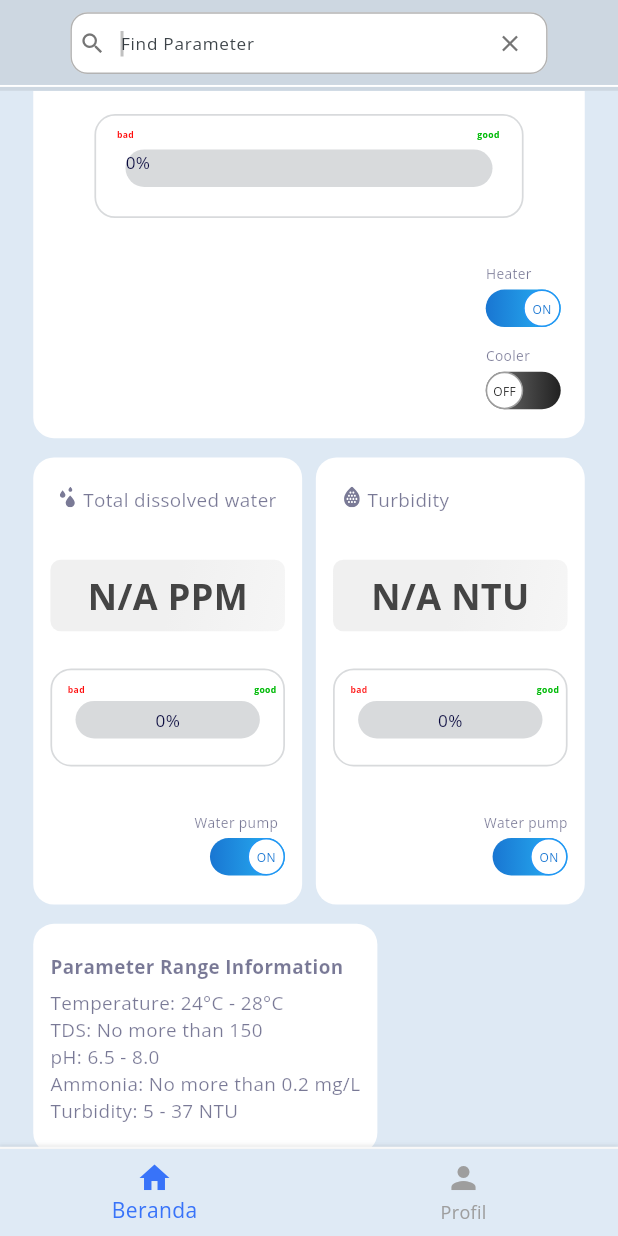
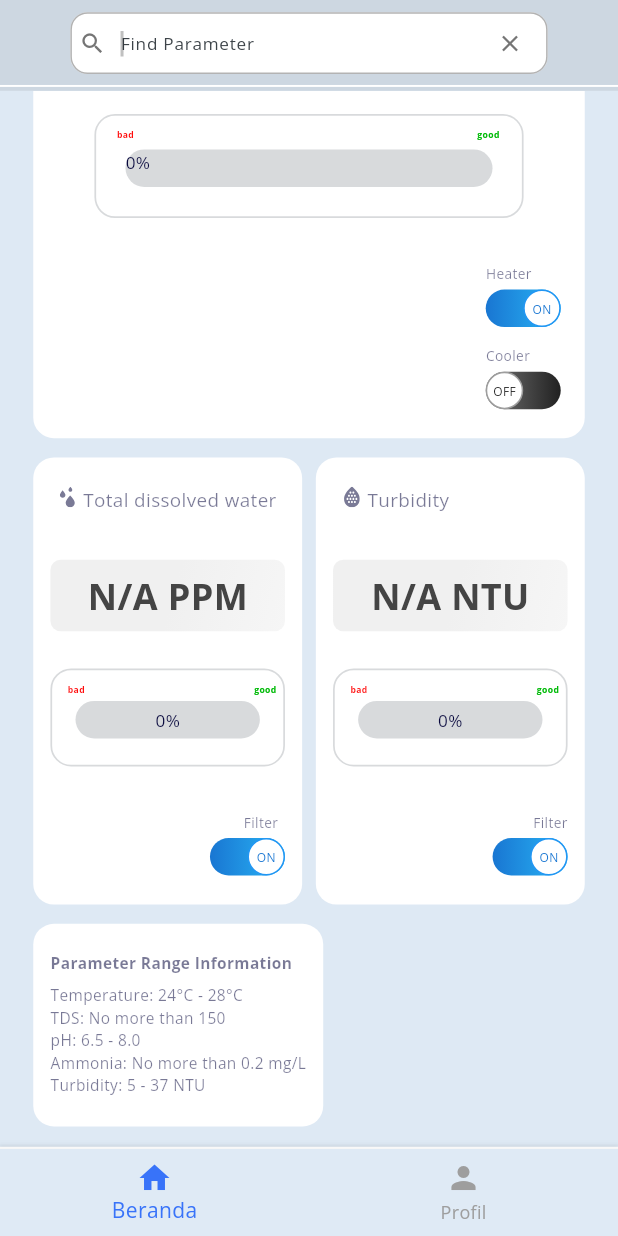
Before and after one commit to ZaeNau/TA-Capstone-Project_AquaKoi, a Flutter app: the DashboardScreen screen opened by its route, scrolled down 427 dp, on a phone screen of 412 x 824 dp. Run offline on Flutter 3.47's test engine with Material 3 defaults, Android fonts, the phone set to English and light mode, and no system bars; drawn by our look-alikes of getwidget; our stand-ins replace cached_network_image, firebase_auth, firebase_core, firebase_database, flutter_svg, fluttertoast and 4 more; accounts and stored records are empty.

Commit message:
Update dashboard_screen.dart

```diff
--- a/AquaKoi-main/lib/Presentation/dashboard_screen.dart
+++ b/AquaKoi-main/lib/Presentation/dashboard_screen.dart
@@ -873,7 +873,7 @@ Widget _buildTDS(BuildContext context) {
           child: Padding(
             padding: EdgeInsets.only(right: 4.h),
             child: Text(
-              "Water pump",
+              "Filter",
               style: CustomTextStyles.bodySmallPrimaryContainer_1,
             ),
           ),
@@ -1038,9 +1038,9 @@ Widget _buildTurbidity(BuildContext context) {
         Align(
           alignment: Alignment.centerRight,
           child: Padding(
-            padding: EdgeInsets.only(left: 4.h),
+            padding: EdgeInsets.only(),
             child: Text(
-              "Water pump",
+              "Filter",
               style: CustomTextStyles.bodySmallPrimaryContainer_1,
             ),
           ),
@@ -1067,7 +1067,7 @@ Widget _buildTurbidity(BuildContext context) {
   );
 }
 
-  Widget _buildBottomBar(BuildContext context) {
+ Widget _buildBottomBar(BuildContext context) {
     return Container(
       decoration: BoxDecoration(
         boxShadow: [
@@ -1120,6 +1120,7 @@ Widget _buildTurbidity(BuildContext context) {
       ),
     );
   }
+
 
   Widget _buildFortyEight(
     BuildContext context, {
@@ -1199,7 +1200,7 @@ Widget _buildParameterRangeInfo(BuildContext context) {
           Text(
             "Parameter Range Information",
             style: CustomTextStyles.bodySmallPrimaryContainer.copyWith(
-              fontSize: 11.h,
+              fontSize: 9.h,
               fontWeight: FontWeight.bold,
             ),
           ),
@@ -1207,31 +1208,31 @@ Widget _buildParameterRangeInfo(BuildContext context) {
           Text(
             "Temperature: 24°C - 28°C",
             style: CustomTextStyles.bodySmallPrimaryContainer.copyWith(
-              fontSize: 11.h,
+              fontSize: 9.h,
             ),
           ),
           Text(
             "TDS: No more than 150",
             style: CustomTextStyles.bodySmallPrimaryContainer.copyWith(
-              fontSize: 11.h,
+              fontSize: 9.h,
             ),
           ),
           Text(
             "pH: 6.5 - 8.0",
             style: CustomTextStyles.bodySmallPrimaryContainer.copyWith(
-              fontSize: 11.h,
+              fontSize: 9.h,
             ),
           ),
           Text(
             "Ammonia: No more than 0.2 mg/L",
             style: CustomTextStyles.bodySmallPrimaryContainer.copyWith(
-              fontSize: 11.h,
+              fontSize: 9.h,
             ),
           ),
           Text(
             "Turbidity: 5 - 37 NTU",
             style: CustomTextStyles.bodySmallPrimaryContainer.copyWith(
-              fontSize: 11.h,
+              fontSize: 9.h,
             ),
           ),
         ],
```
